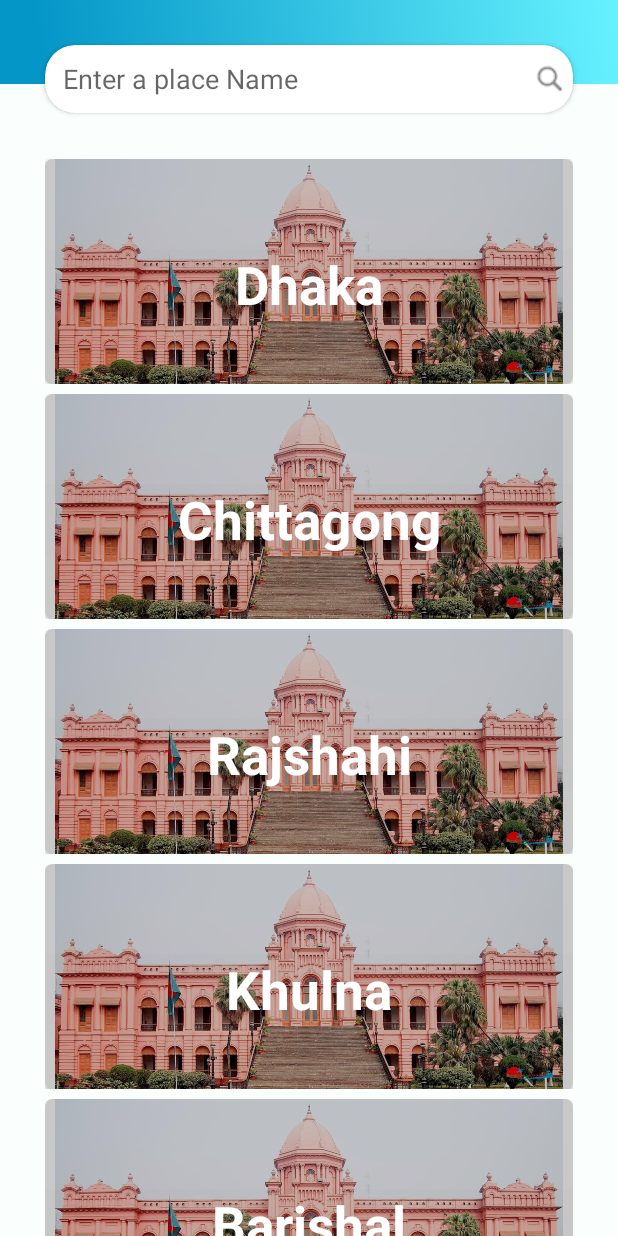
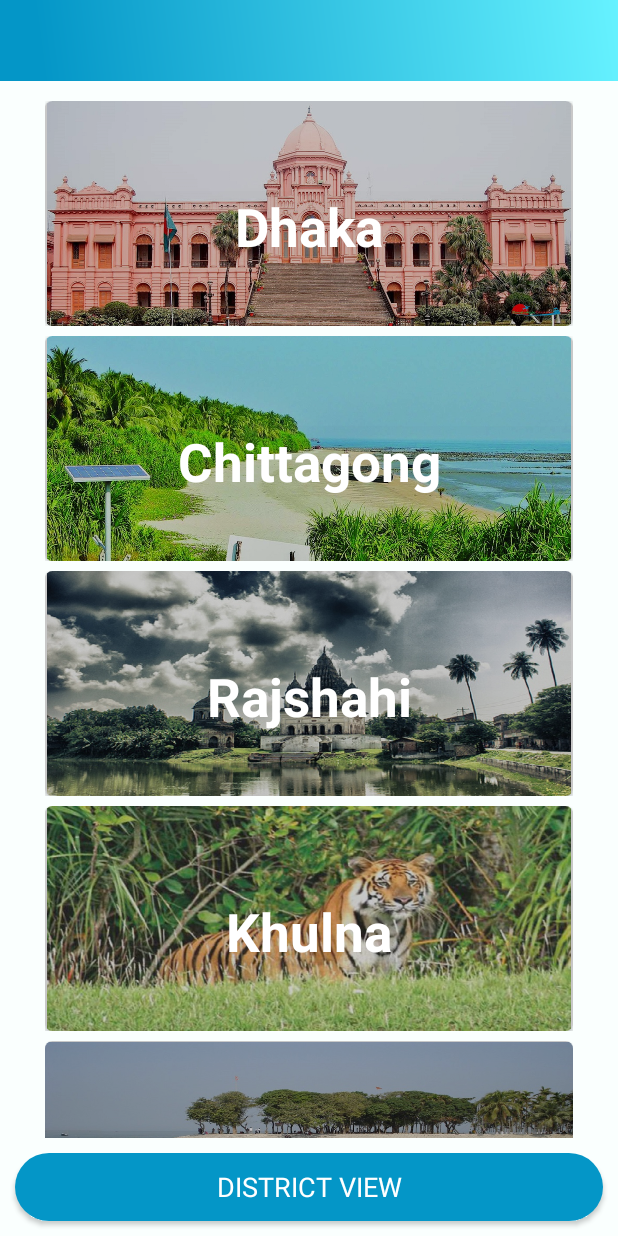
Before and after one commit to rmahbub63/TravelMate, an Android app: the AllDistrictActivity screen opened directly, with no data from a screen before it, on a phone screen of 412 x 824 dp. Run offline under Robolectric (Android 15) with nearby library versions, the phone set to English and light mode, and no system bars.

Commit message:
previous problem solve and fine tuning

```diff
--- a/app/src/main/java/com/example/mahbub/travelmateui/AllDistrictActivity.java
+++ b/app/src/main/java/com/example/mahbub/travelmateui/AllDistrictActivity.java
@@ -19,11 +19,14 @@ public class AllDistrictActivity extends AppCompatActivity {
         setContentView(R.layout.activity_all_district);
 
         divisions = new ArrayList<>();
-        divisions.add(new DivisionModel(R.drawable.ahsan_monjil, "Dhaka"));
-        divisions.add(new DivisionModel(R.drawable.ahsan_monjil, "Chittagong"));
-        divisions.add(new DivisionModel(R.drawable.ahsan_monjil, "Rajshahi"));
-        divisions.add(new DivisionModel(R.drawable.ahsan_monjil, "Khulna"));
-        divisions.add(new DivisionModel(R.drawable.ahsan_monjil, "Barishal"));
+        divisions.add(new DivisionModel(R.drawable.dhaka_division, "Dhaka"));
+        divisions.add(new DivisionModel(R.drawable.chittagong_division, "Chittagong"));
+        divisions.add(new DivisionModel(R.drawable.rajshahi_division, "Rajshahi"));
+        divisions.add(new DivisionModel(R.drawable.khulna_division, "Khulna"));
+        divisions.add(new DivisionModel(R.drawable.chandpur_boro_stattion, "Barishal"));
+        divisions.add(new DivisionModel(R.drawable.dhaka_division, "Sylhet"));
+        divisions.add(new DivisionModel(R.drawable.dhaka_division, "Rangpur"));
+        divisions.add(new DivisionModel(R.drawable.mymensingh_division, "Mymensingh"));
 
         RecyclerView divisionList = findViewById(R.id.vertical_recycler_view);
         divisionList.setLayoutManager(new LinearLayoutManager(this, LinearLayoutManager.VERTICAL, false));
--- a/app/src/main/res/drawable/round.xml
+++ b/app/src/main/res/drawable/round.xml
@@ -5,7 +5,7 @@
         android:centerX="7%"
         android:startColor="#FF0496C7"
         android:centerColor="#FF0496C7"
-        android:endColor="#FF66F2FF"
+        android:endColor="#FF0496C7"
         android:angle="45"></gradient>
     <corners android:radius="40dp"></corners>
 
--- a/app/src/main/res/layout/activity_all_district.xml
+++ b/app/src/main/res/layout/activity_all_district.xml
@@ -1,43 +1,22 @@
 <?xml version="1.0" encoding="utf-8"?>
-<RelativeLayout xmlns:android="http://schemas.android.com/apk/res/android"
-    xmlns:app="http://schemas.android.com/apk/res-auto"
+<LinearLayout xmlns:android="http://schemas.android.com/apk/res/android"
     xmlns:tools="http://schemas.android.com/tools"
     android:layout_width="match_parent"
     android:layout_height="wrap_content"
+    android:orientation="vertical"
     android:descendantFocusability="beforeDescendants"
     android:focusableInTouchMode="true"
-    tools:context="com.example.mahbub.travelmateui.AllDistrictActivity"
-    xmlns:card_view="http://schemas.android.com/apk/res-auto">
+    tools:context="com.example.mahbub.travelmateui.AllDistrictActivity">
 
     <LinearLayout
+        android:id="@+id/linear_layout"
         android:layout_width="match_parent"
         android:layout_height="?attr/actionBarSize"
         android:background="@drawable/linear_bg"
         android:orientation="vertical"
-        android:gravity="center">
+        android:gravity="center"
+        android:layout_weight="1">
     </LinearLayout>
-
-    <android.support.v7.widget.CardView
-        android:layout_width="match_parent"
-        android:layout_height="45dp"
-        android:layout_marginLeft="30dp"
-        android:layout_marginRight="30dp"
-        android:layout_marginTop="30dp"
-        card_view:cardCornerRadius="20dp"
-        android:id="@+id/cardViewSearch">
-
-        <EditText
-            android:id="@+id/editText"
-            android:layout_width="match_parent"
-            android:layout_height="wrap_content"
-            android:hint="Enter a place Name"
-            android:drawableRight="@drawable/search_icon"
-            android:background="@null"
-            android:layout_gravity="center"
-            android:layout_marginLeft="10dp"
-            android:layout_marginRight="6dp"/>
-
-    </android.support.v7.widget.CardView>
 
     <android.support.v7.widget.RecyclerView
         android:id="@+id/vertical_recycler_view"
@@ -45,8 +24,21 @@
         android:layout_height="wrap_content"
         android:layout_alignParentLeft="true"
         android:layout_alignParentStart="true"
-        android:layout_below="@+id/cardViewSearch"
-        android:layout_marginTop="27dp">
+        android:layout_marginTop="10dp"
+        android:layout_weight="50">
+
     </android.support.v7.widget.RecyclerView>
 
-</RelativeLayout>
+    <Button
+        android:id="@+id/button_district"
+        android:layout_width="match_parent"
+        android:layout_height="wrap_content"
+        android:background="@drawable/round"
+        android:layout_gravity="center"
+        android:layout_margin="10dp"
+        android:text="District View"
+        android:textColor="@android:color/white"
+        android:layout_weight="1"
+        style="@style/Base.TextAppearance.AppCompat.Medium"/>
+
+</LinearLayout>
--- a/app/src/main/res/layout/activity_search_place_manual.xml
+++ b/app/src/main/res/layout/activity_search_place_manual.xml
@@ -8,7 +8,7 @@
 
     <LinearLayout
         android:layout_width="match_parent"
-        android:layout_height="?attr/actionBarSize"
+        android:layout_height="56dp"
         android:background="@drawable/linear_bg"
         android:orientation="vertical"
         android:gravity="center">
```
Also changed, not shown: app/src/main/res/drawable/barishal_division.jpg (added), app/src/main/res/drawable/chittagong_division.jpg (added), app/src/main/res/drawable/dhaka_division.jpg (added), app/src/main/res/drawable/khulna_division.jpg (added), app/src/main/res/drawable/mymensingh_division.jpg (added), app/src/main/res/drawable/rajshahi_division.jpg (added), app/src/main/res/drawable/rangpur_division.jpg (added), app/src/main/res/drawable/sylhet_division.jpg (added).
